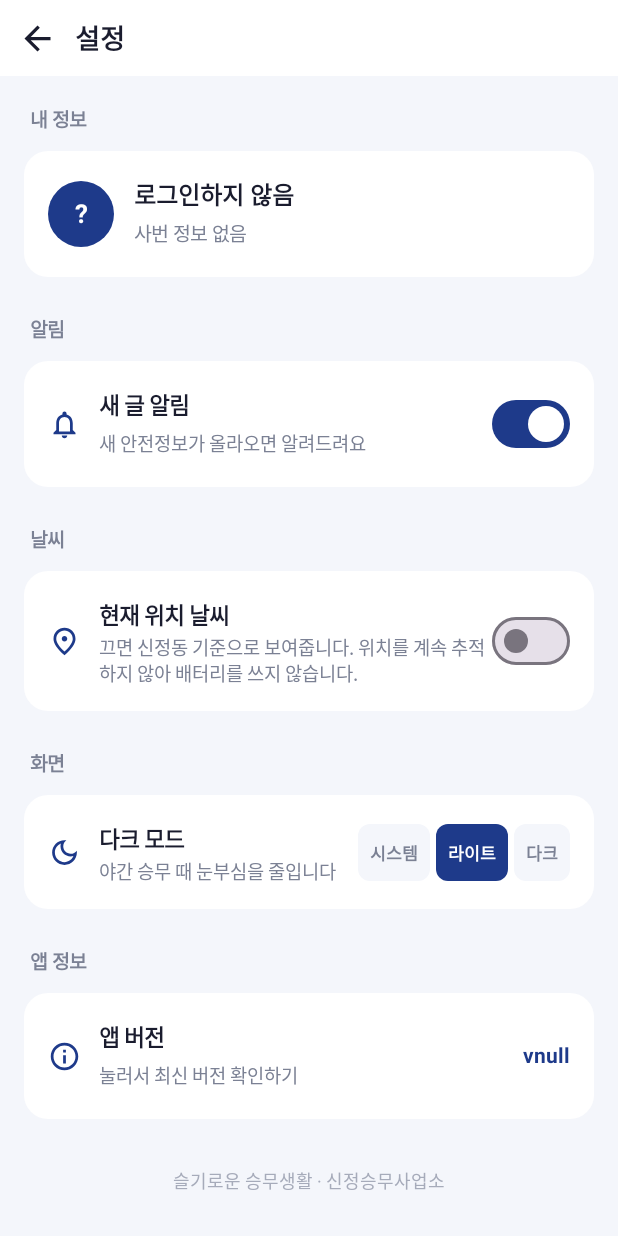
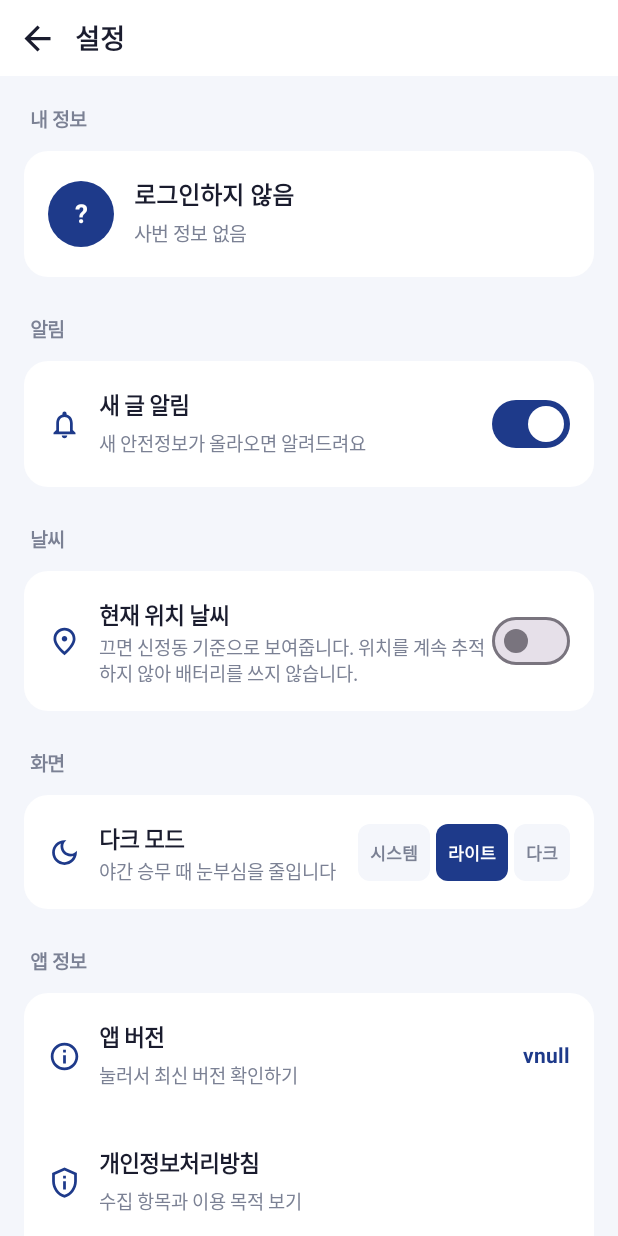
Before and after one commit to kass79/SinjeongSafety, an Android app built with Jetpack Compose: the SettingsScreen screen opened through its navigation route, on a phone screen of 412 x 824 dp. Run offline under Robolectric (Android 15) with nearby library versions, the phone set to English and light mode, and no system bars; our stand-ins replace Firebase (no records; nobody signed in at launch, a user with empty details on screens opened directly); pictures from the network do not load.

Commit message:
v1.16.2: 개인정보처리방침 현행화 + 계정 삭제 요청 페이지·앱 링크 (Play 정책)
- docs/privacy.html: 위치(선택 기능)·AI(Anthropic)·Storage 국외 이전·Crashlytics 등 실제 동작 반영, 시행일 2026-09-13
- docs/delete-account.html: 계정 삭제 요청 방법과 삭제·보존 항목 (데이터 보안 양식의 계정 삭제 URL)
- 설정 > 앱 정보에 개인정보처리방침·계정 삭제 요청 링크 추가 (앱 안 링크는 Play 정책 필수)
- CLAUDE.md: 정책 필수 링크, 삭제 요청 처리 절차

Co-Authored-By: Claude Opus 5 <noreply@anthropic.com>

```diff
--- a/app/build.gradle.kts
+++ b/app/build.gradle.kts
@@ -14,8 +14,8 @@ android {
         applicationId = "com.sinjeong.safety"
         minSdk = 26
         targetSdk = 36
-        versionCode = 50
-        versionName = "1.16.1"
+        versionCode = 51
+        versionName = "1.16.2"
     }
 
     signingConfigs {
--- a/app/src/main/java/com/sinjeong/safety/ui/screens/SettingsScreen.kt
+++ b/app/src/main/java/com/sinjeong/safety/ui/screens/SettingsScreen.kt
@@ -33,7 +33,9 @@ import androidx.compose.material.icons.outlined.Groups
 import androidx.compose.material.icons.outlined.Info
 import androidx.compose.material.icons.outlined.Logout
 import androidx.compose.material.icons.outlined.Notifications
+import androidx.compose.material.icons.outlined.PersonRemove
 import androidx.compose.material.icons.outlined.Place
+import androidx.compose.material.icons.outlined.PrivacyTip
 import androidx.compose.material3.AlertDialog
 import androidx.compose.material3.Card
 import androidx.compose.material3.CardDefaults
@@ -53,6 +55,7 @@ import androidx.compose.runtime.setValue
 import androidx.compose.ui.Alignment
 import androidx.compose.ui.Modifier
 import androidx.compose.ui.graphics.Color
+import androidx.compose.ui.graphics.vector.ImageVector
 import androidx.compose.ui.platform.LocalContext
 import androidx.compose.ui.platform.LocalLifecycleOwner
 import androidx.compose.ui.text.font.FontWeight
@@ -548,6 +551,15 @@ fun SettingsScreen(
                             color = AppColors.Primary
                         )
                     }
+
+                    // Play 정책 필수: 앱 안에 개인정보처리방침 링크와 계정 삭제 요청 경로가 있어야 한다.
+                    // 지우면 스토어 심사에서 반려된다. 페이지는 저장소 docs/ (GitHub Pages).
+                    LinkRow(Icons.Outlined.PrivacyTip, "개인정보처리방침", "수집 항목과 이용 목적 보기") {
+                        openWeb(context, PRIVACY_URL)
+                    }
+                    LinkRow(Icons.Outlined.PersonRemove, "계정 삭제 요청", "계정과 데이터 삭제 방법 안내") {
+                        openWeb(context, DELETE_ACCOUNT_URL)
+                    }
                 }
 
                 Spacer(Modifier.height(28.dp))
@@ -648,3 +660,30 @@ private fun openPlayStore(context: Context) {
         runCatching { context.startActivity(web) }
     }
 }
+
+private const val PRIVACY_URL = "https://kass79.github.io/SinjeongSafety/privacy.html"
+private const val DELETE_ACCOUNT_URL = "https://kass79.github.io/SinjeongSafety/delete-account.html"
+
+/** 브라우저로 웹 페이지 열기 (브라우저가 없으면 조용히 넘어간다) */
+private fun openWeb(context: Context, url: String) {
+    runCatching { context.startActivity(Intent(Intent.ACTION_VIEW, Uri.parse(url))) }
+}
+
+/** 앱 정보 카드의 링크 한 줄 (아이콘 · 제목 · 설명) */
+@Composable
+private fun LinkRow(icon: ImageVector, title: String, desc: String, onClick: () -> Unit) {
+    Row(
+        Modifier
+            .fillMaxWidth()
+            .clickable(onClick = onClick)
+            .padding(16.dp),
+        verticalAlignment = Alignment.CenterVertically
+    ) {
+        Icon(icon, contentDescription = null, tint = AppColors.Primary, modifier = Modifier.size(22.dp))
+        Spacer(Modifier.width(12.dp))
+        Column {
+            Text(title, fontSize = 15.sp, fontWeight = FontWeight.Bold, color = AppColors.TextPrimary)
+            Text(desc, fontSize = 12.5.sp, color = AppColors.TextSecondary)
+        }
+    }
+}
```
Also changed, not shown: 3 other files.
